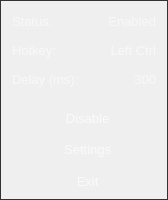
This is src/ui/forms/EasyLangSwitcher_tray.ui in egoisticdesire/EasyLangSwitcher as Qt 5 draws it before an edit. The edited form follows.
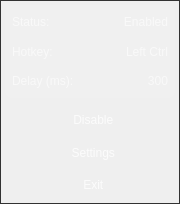
This is the edited form. Icons and pictures are not drawn.

The edit to the form file:
```diff
--- a/src/ui/forms/EasyLangSwitcher_tray.ui
+++ b/src/ui/forms/EasyLangSwitcher_tray.ui
@@ -6,26 +6,26 @@
    <rect>
     <x>0</x>
     <y>0</y>
-    <width>168</width>
-    <height>200</height>
+    <width>180</width>
+    <height>204</height>
    </rect>
   </property>
   <property name="sizePolicy">
    <sizepolicy hsizetype="Fixed" vsizetype="Fixed">
-    <horstretch>168</horstretch>
+    <horstretch>180</horstretch>
     <verstretch>200</verstretch>
    </sizepolicy>
   </property>
   <property name="minimumSize">
    <size>
-    <width>168</width>
+    <width>180</width>
     <height>200</height>
    </size>
   </property>
   <property name="maximumSize">
    <size>
-    <width>168</width>
-    <height>200</height>
+    <width>180</width>
+    <height>204</height>
    </size>
   </property>
   <property name="baseSize">
@@ -57,15 +57,50 @@
    </property>
    <item>
     <widget class="QFrame" name="background_frame">
-     <property name="font">
-      <font>
-       <pointsize>10</pointsize>
-      </font>
-     </property>
      <property name="styleSheet">
       <string notr="true">QFrame#background_frame {
 border: 1px solid rgb(50, 50, 50);
 background: transparent;
+}
+QFrame#info_frame {
+margin: 4px;
+padding: 2px;
+border-radius: 6px;
+background: rgba(255, 255, 255, 10);
+}
+QLabel#hotkey_key,
+QLabel#hotkey_value,
+QLabel#delay_key,
+QLabel#delay_value,
+QLabel#status_key,
+QLabel#status_value {
+margin: 2px;
+padding: 3px 0;
+border-radius: 5px;
+color: rgba(255, 255, 255, 150);
+background: transparent;
+}
+
+QFrame#btns_frame {
+margin: 2px;
+border-radius: 6px;
+background: transparent;
+}
+QFrame#btns_frame QToolButton {
+margin: 2px;
+padding: 4px;
+border-radius: 5px;
+color: rgba(255, 255, 255, 200);
+}
+QFrame#btns_frame QToolButton:hover {
+color: rgba(255, 255, 255, 255);
+background: rgba(255, 255, 255, 15);
+}
+QFrame#btns_frame QToolButton:pressed {
+background: rgba(255, 255, 255, 7);
+}
+QFrame#btns_frame QToolButton:focus {
+outline: none;
 }</string>
      </property>
      <property name="frameShape">
@@ -92,34 +127,11 @@
       </property>
       <item>
        <widget class="QFrame" name="info_frame">
-        <property name="font">
-         <font>
-          <pointsize>10</pointsize>
-         </font>
-        </property>
         <property name="cursor">
          <cursorShape>WhatsThisCursor</cursorShape>
         </property>
         <property name="styleSheet">
-         <string notr="true">QFrame#info_frame {
-margin: 4px;
-padding: 2px;
-border-radius: 6px;
-background: rgba(255, 255, 255, 7);
-}
-QLabel#hotkey_key,
-QLabel#hotkey_value,
-QLabel#delay_key,
-QLabel#delay_value,
-QLabel#status_key,
-QLabel#status_value {
-margin: 2px;
-padding: 3px 0;
-border-radius: 5px;
-color: rgba(255, 255, 255, 150);
-background: transparent;
-}
-</string>
+         <string notr="true"/>
         </property>
         <property name="frameShape">
          <enum>QFrame::Shape::StyledPanel</enum>
@@ -150,11 +162,6 @@
            </property>
            <item>
             <widget class="QLabel" name="status_key">
-             <property name="font">
-              <font>
-               <pointsize>10</pointsize>
-              </font>
-             </property>
              <property name="text">
               <string>Status:</string>
              </property>
@@ -165,11 +172,6 @@
            </item>
            <item>
             <widget class="QLabel" name="status_value">
-             <property name="font">
-              <font>
-               <pointsize>10</pointsize>
-              </font>
-             </property>
              <property name="text">
               <string>Enabled</string>
              </property>
@@ -187,11 +189,6 @@
            </property>
            <item>
             <widget class="QLabel" name="hotkey_key">
-             <property name="font">
-              <font>
-               <pointsize>10</pointsize>
-              </font>
-             </property>
              <property name="text">
               <string>Hotkey:</string>
              </property>
@@ -202,11 +199,6 @@
            </item>
            <item>
             <widget class="QLabel" name="hotkey_value">
-             <property name="font">
-              <font>
-               <pointsize>10</pointsize>
-              </font>
-             </property>
              <property name="text">
               <string>Left Ctrl</string>
              </property>
@@ -224,11 +216,6 @@
            </property>
            <item>
             <widget class="QLabel" name="delay_key">
-             <property name="font">
-              <font>
-               <pointsize>10</pointsize>
-              </font>
-             </property>
              <property name="text">
               <string>Delay (ms):</string>
              </property>
@@ -239,11 +226,6 @@
            </item>
            <item>
             <widget class="QLabel" name="delay_value">
-             <property name="font">
-              <font>
-               <pointsize>10</pointsize>
-              </font>
-             </property>
              <property name="cursor">
               <cursorShape>WhatsThisCursor</cursorShape>
              </property>
@@ -262,34 +244,8 @@
       </item>
       <item>
        <widget class="QFrame" name="btns_frame">
-        <property name="font">
-         <font>
-          <pointsize>10</pointsize>
-         </font>
-        </property>
         <property name="styleSheet">
-         <string notr="true">QFrame#btns_frame {
-margin: 2px;
-border-radius: 6px;
-background: transparent;
-}
-QFrame#btns_frame QToolButton {
-margin: 2px;
-padding: 2px 4px;
-border-radius: 5px;
-color: rgba(255, 255, 255, 175);
-qproperty-iconSize: 22px;
-}
-QFrame#btns_frame QToolButton:hover {
-color: rgba(255, 255, 255, 255);
-background: rgba(255, 255, 255, 20);
-}
-QFrame#btns_frame QToolButton:pressed {
-background: rgba(255, 255, 255, 10);
-}
-QFrame#btns_frame QToolButton:pressed {
-outline: none;
-}</string>
+         <string notr="true"/>
         </property>
         <layout class="QVBoxLayout" name="v_layout_btns">
          <property name="spacing">
@@ -318,11 +274,6 @@
              <verstretch>0</verstretch>
             </sizepolicy>
            </property>
-           <property name="font">
-            <font>
-             <pointsize>10</pointsize>
-            </font>
-           </property>
            <property name="focusPolicy">
             <enum>Qt::FocusPolicy::TabFocus</enum>
            </property>
@@ -341,8 +292,8 @@
            </property>
            <property name="iconSize">
             <size>
-             <width>22</width>
-             <height>22</height>
+             <width>20</width>
+             <height>20</height>
             </size>
            </property>
            <property name="toolButtonStyle">
@@ -361,11 +312,6 @@
              <verstretch>0</verstretch>
             </sizepolicy>
            </property>
-           <property name="font">
-            <font>
-             <pointsize>10</pointsize>
-            </font>
-           </property>
            <property name="focusPolicy">
             <enum>Qt::FocusPolicy::TabFocus</enum>
            </property>
@@ -381,8 +327,8 @@
            </property>
            <property name="iconSize">
             <size>
-             <width>22</width>
-             <height>22</height>
+             <width>20</width>
+             <height>20</height>
             </size>
            </property>
            <property name="toolButtonStyle">
@@ -398,11 +344,6 @@
              <verstretch>0</verstretch>
             </sizepolicy>
            </property>
-           <property name="font">
-            <font>
-             <pointsize>10</pointsize>
-            </font>
-           </property>
            <property name="focusPolicy">
             <enum>Qt::FocusPolicy::TabFocus</enum>
            </property>
@@ -418,8 +359,8 @@
            </property>
            <property name="iconSize">
             <size>
-             <width>22</width>
-             <height>22</height>
+             <width>20</width>
+             <height>20</height>
             </size>
            </property>
            <property name="toolButtonStyle">
```
